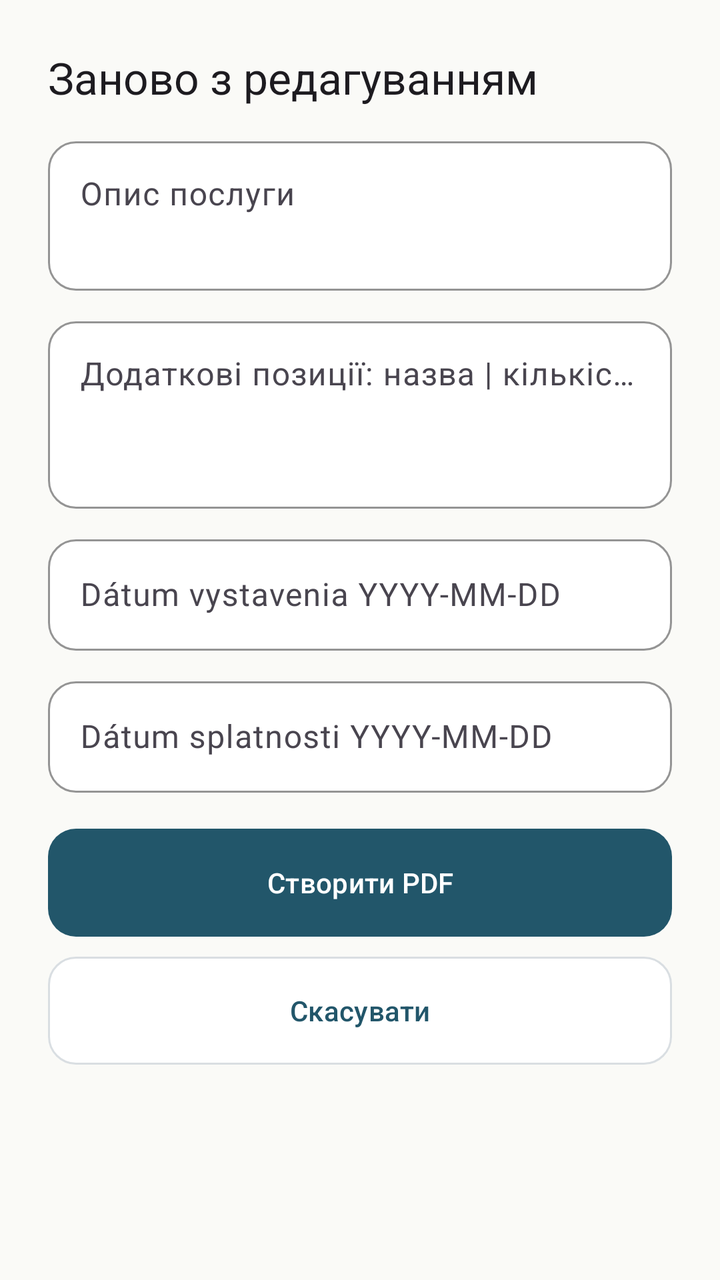
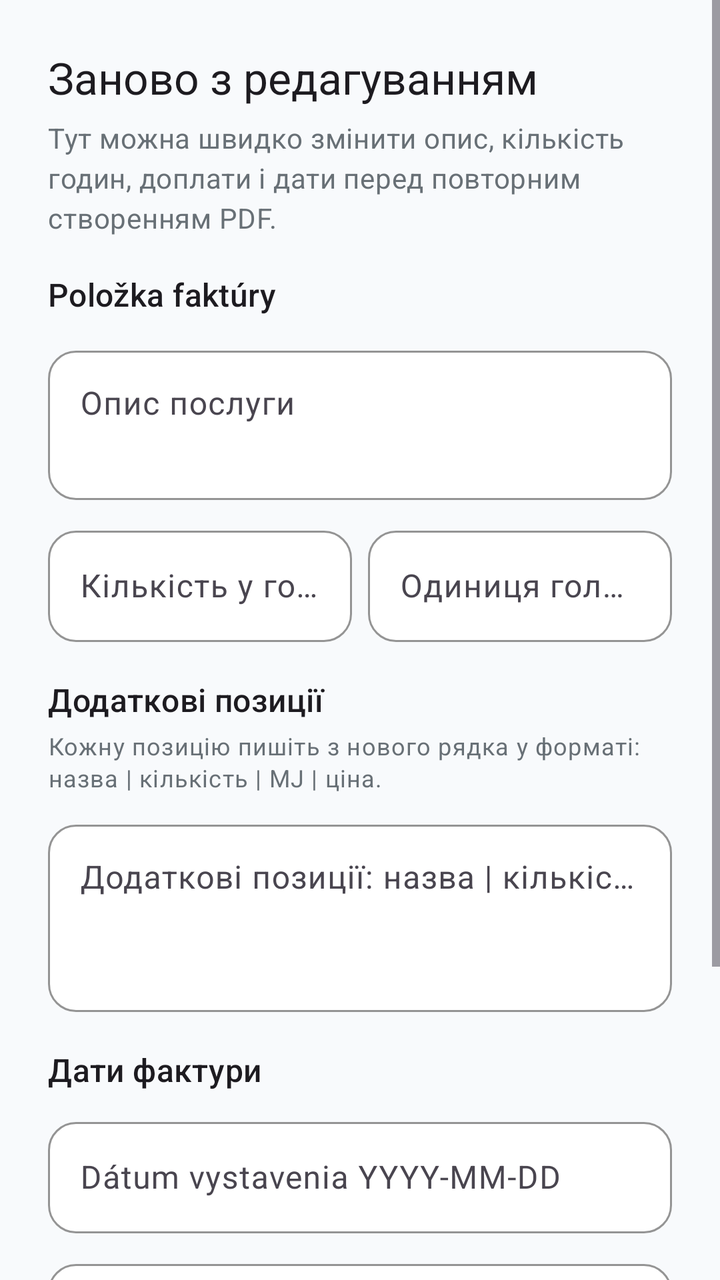

An Android layout rendered at two revisions. The XML below is the earlier revision; the diff shows what the commit changed to produce the second picture.
<!-- AndroidManifest.xml: application theme Theme.WorkTracker -->
<!-- res/layout/dialog_invoice_recreate_edit.xml -->
<?xml version="1.0" encoding="utf-8"?>
<ScrollView xmlns:android="http://schemas.android.com/apk/res/android"
    android:layout_width="match_parent"
    android:layout_height="wrap_content">

    <LinearLayout
        android:layout_width="match_parent"
        android:layout_height="wrap_content"
        android:orientation="vertical"
        android:padding="24dp">

        <TextView
            style="@style/TextAppearance.Material3.TitleLarge"
            android:layout_width="wrap_content"
            android:layout_height="wrap_content"
            android:text="@string/invoice_recreate_edit" />

        <com.google.android.material.textfield.TextInputLayout
            style="@style/Widget.WorkTracker.TextInputLayout"
            android:layout_width="match_parent"
            android:layout_height="wrap_content"
            android:layout_marginTop="12dp"
            android:hint="@string/invoice_description">

            <com.google.android.material.textfield.TextInputEditText
                android:id="@+id/editDescription"
                style="@style/Widget.WorkTracker.TextInputEditText"
                android:layout_width="match_parent"
                android:layout_height="wrap_content"
                android:gravity="top"
                android:inputType="textMultiLine|textCapSentences"
                android:minLines="2" />
        </com.google.android.material.textfield.TextInputLayout>

        <com.google.android.material.textfield.TextInputLayout
            style="@style/Widget.WorkTracker.TextInputLayout"
            android:layout_width="match_parent"
            android:layout_height="wrap_content"
            android:layout_marginTop="10dp"
            android:hint="@string/invoice_extra_items">

            <com.google.android.material.textfield.TextInputEditText
                android:id="@+id/editExtraItems"
                style="@style/Widget.WorkTracker.TextInputEditText"
                android:layout_width="match_parent"
                android:layout_height="wrap_content"
                android:gravity="top"
                android:inputType="textMultiLine|textCapSentences"
                android:minLines="3" />
        </com.google.android.material.textfield.TextInputLayout>

        <com.google.android.material.textfield.TextInputLayout
            style="@style/Widget.WorkTracker.TextInputLayout"
            android:layout_width="match_parent"
            android:layout_height="wrap_content"
            android:layout_marginTop="10dp"
            android:hint="@string/invoice_issue_date">

            <com.google.android.material.textfield.TextInputEditText
                android:id="@+id/editIssueDate"
                style="@style/Widget.WorkTracker.TextInputEditText"
                android:layout_width="match_parent"
                android:layout_height="wrap_content"
                android:inputType="date" />
        </com.google.android.material.textfield.TextInputLayout>

        <com.google.android.material.textfield.TextInputLayout
            style="@style/Widget.WorkTracker.TextInputLayout"
            android:layout_width="match_parent"
            android:layout_height="wrap_content"
            android:layout_marginTop="10dp"
            android:hint="@string/invoice_due_date">

            <com.google.android.material.textfield.TextInputEditText
                android:id="@+id/editDueDate"
                style="@style/Widget.WorkTracker.TextInputEditText"
                android:layout_width="match_parent"
                android:layout_height="wrap_content"
                android:inputType="date" />
        </com.google.android.material.textfield.TextInputLayout>

        <com.google.android.material.button.MaterialButton
            android:id="@+id/buttonCreateInvoice"
            style="@style/Widget.WorkTracker.Button"
            android:layout_width="match_parent"
            android:layout_height="wrap_content"
            android:layout_marginTop="18dp"
            android:text="@string/invoice_create_pdf" />

        <com.google.android.material.button.MaterialButton
            android:id="@+id/buttonCancelInvoice"
            style="@style/Widget.WorkTracker.Button.Outlined"
            android:layout_width="match_parent"
            android:layout_height="wrap_content"
            android:layout_marginTop="10dp"
            android:text="@string/cancel" />
    </LinearLayout>
</ScrollView>
<!-- resources referenced by this layout -->
<resources>
  <string name="cancel">Скасувати</string>
  <string name="invoice_create_pdf">Створити PDF</string>
  <string name="invoice_description">Опис послуги</string>
  <string name="invoice_due_date">Dátum splatnosti YYYY-MM-DD</string>
  <string name="invoice_extra_items">Додаткові позиції: назва | кількість | MJ | ціна</string>
  <string name="invoice_issue_date">Dátum vystavenia YYYY-MM-DD</string>
  <string name="invoice_recreate_edit">Заново з редагуванням</string>
  <style name="Widget.WorkTracker.TextInputEditText" parent="Widget.Material3.TextInputEditText.OutlinedBox">
          <item name="android:textColor">@color/field_text</item>
          <item name="android:textColorHint">@color/field_hint</item>
          <item name="android:textSize">16sp</item>
      </style>
  <color name="primary">#22566A</color>
  <color name="onPrimary">#FFFFFF</color>
  <color name="surface">#FFFFFF</color>
  <color name="job_card_stroke">#D9DEE2</color>
  <color name="field_text">#1F2428</color>
  <color name="field_hint">#687076</color>
  <color name="field_surface">#FFFFFF</color>
  <style name="ShapeAppearanceOverlay.WorkTracker.Field" parent="">
          <item name="cornerFamily">rounded</item>
          <item name="cornerSize">14dp</item>
      </style>
  <color name="primaryContainer">#E5F0F3</color>
  <color name="onPrimaryContainer">#0D2A3D</color>
  <color name="secondary">#2F6B4F</color>
  <color name="onSecondary">#FFFFFF</color>
  <color name="secondaryContainer">#E5F2EC</color>
  <color name="onSecondaryContainer">#12352E</color>
  <color name="tertiary">#B86B16</color>
  <color name="onTertiary">#FFFFFF</color>
  <color name="tertiaryContainer">#F6E5CC</color>
  <color name="onTertiaryContainer">#503106</color>
  <color name="error">#B3261E</color>
  <color name="onError">#FFFFFF</color>
  <color name="background">#FAFAF7</color>
  <color name="onBackground">#1F2428</color>
  <color name="onSurface">#1F2428</color>
  <style name="TextAppearance.WorkTracker.DialogTitle" parent="MaterialAlertDialog.Material3.Title.Text">
          <item name="android:textColor">@color/onSurface</item>
          <item name="android:textSize">20sp</item>
      </style>
  <style name="TextAppearance.WorkTracker.DialogBody" parent="TextAppearance.Material3.BodyMedium">
          <item name="android:textColor">@color/job_hint_text</item>
          <item name="android:textSize">15sp</item>
          <item name="android:lineSpacingExtra">2dp</item>
      </style>
  <style name="Widget.WorkTracker.DialogButton" parent="Widget.Material3.Button.TextButton.Dialog">
          <item name="android:textAllCaps">false</item>
          <item name="android:textColor">@color/primary</item>
          <item name="iconTint">@color/primary</item>
      </style>
  <style name="ShapeAppearance.WorkTracker.RoundedDialog" parent="">
          <item name="cornerFamily">rounded</item>
          <item name="cornerSize">18dp</item>
      </style>
  <color name="job_hint_text">#687076</color>
  <!-- unchanged entries left out for length: 5 -->
</resources>

<!-- the commit's change to res/layout/dialog_invoice_recreate_edit.xml (unified diff, before → after) -->
@@ -11,9 +11,24 @@
 
         <TextView
             style="@style/TextAppearance.Material3.TitleLarge"
-            android:layout_width="wrap_content"
+            android:layout_width="match_parent"
             android:layout_height="wrap_content"
             android:text="@string/invoice_recreate_edit" />
+
+        <TextView
+            style="@style/TextAppearance.Material3.BodyMedium"
+            android:layout_width="match_parent"
+            android:layout_height="wrap_content"
+            android:layout_marginTop="6dp"
+            android:text="@string/invoice_recreate_edit_hint"
+            android:textColor="@color/chart_axis_text" />
+
+        <TextView
+            style="@style/TextAppearance.Material3.TitleMedium"
+            android:layout_width="match_parent"
+            android:layout_height="wrap_content"
+            android:layout_marginTop="18dp"
+            android:text="@string/invoice_service_section" />
 
         <com.google.android.material.textfield.TextInputLayout
             style="@style/Widget.WorkTracker.TextInputLayout"
@@ -32,6 +47,59 @@
                 android:minLines="2" />
         </com.google.android.material.textfield.TextInputLayout>
 
+        <LinearLayout
+            android:layout_width="match_parent"
+            android:layout_height="wrap_content"
+            android:layout_marginTop="10dp"
+            android:orientation="horizontal">
+
+            <com.google.android.material.textfield.TextInputLayout
+                style="@style/Widget.WorkTracker.TextInputLayout"
+                android:layout_width="0dp"
+                android:layout_height="wrap_content"
+                android:layout_weight="1"
+                android:hint="@string/invoice_service_quantity">
+
+                <com.google.android.material.textfield.TextInputEditText
+                    android:id="@+id/editServiceQuantity"
+                    style="@style/Widget.WorkTracker.TextInputEditText"
+                    android:layout_width="match_parent"
+                    android:layout_height="wrap_content"
+                    android:inputType="numberDecimal" />
+            </com.google.android.material.textfield.TextInputLayout>
+
+            <com.google.android.material.textfield.TextInputLayout
+                style="@style/Widget.WorkTracker.TextInputLayout"
+                android:layout_width="0dp"
+                android:layout_height="wrap_content"
+                android:layout_marginStart="8dp"
+                android:layout_weight="1"
+                android:hint="@string/invoice_service_unit">
+
+                <com.google.android.material.textfield.TextInputEditText
+                    android:id="@+id/editServiceUnit"
+                    style="@style/Widget.WorkTracker.TextInputEditText"
+                    android:layout_width="match_parent"
+                    android:layout_height="wrap_content"
+                    android:inputType="text" />
+            </com.google.android.material.textfield.TextInputLayout>
+        </LinearLayout>
+
+        <TextView
+            style="@style/TextAppearance.Material3.TitleMedium"
+            android:layout_width="match_parent"
+            android:layout_height="wrap_content"
+            android:layout_marginTop="18dp"
+            android:text="@string/invoice_extra_items_section" />
+
+        <TextView
+            style="@style/TextAppearance.Material3.BodySmall"
+            android:layout_width="match_parent"
+            android:layout_height="wrap_content"
+            android:layout_marginTop="4dp"
+            android:text="@string/invoice_extra_items_hint"
+            android:textColor="@color/chart_axis_text" />
+
         <com.google.android.material.textfield.TextInputLayout
             style="@style/Widget.WorkTracker.TextInputLayout"
             android:layout_width="match_parent"
@@ -48,6 +116,13 @@
                 android:inputType="textMultiLine|textCapSentences"
                 android:minLines="3" />
         </com.google.android.material.textfield.TextInputLayout>
+
+        <TextView
+            style="@style/TextAppearance.Material3.TitleMedium"
+            android:layout_width="match_parent"
+            android:layout_height="wrap_content"
+            android:layout_marginTop="18dp"
+            android:text="@string/invoice_dates_section" />
 
         <com.google.android.material.textfield.TextInputLayout
             style="@style/Widget.WorkTracker.TextInputLayout"
<!-- resource entries referenced after the edit -->
@@ -1,18 +1,26 @@
 <!-- resources referenced by this layout -->
 <resources>
+  <color name="chart_axis_text">#687076</color>
   <string name="cancel">Скасувати</string>
   <string name="invoice_create_pdf">Створити PDF</string>
+  <string name="invoice_dates_section">Дати фактури</string>
   <string name="invoice_description">Опис послуги</string>
   <string name="invoice_due_date">Dátum splatnosti YYYY-MM-DD</string>
   <string name="invoice_extra_items">Додаткові позиції: назва | кількість | MJ | ціна</string>
+  <string name="invoice_extra_items_hint">Кожну позицію пишіть з нового рядка у форматі: назва | кількість | MJ | ціна.</string>
+  <string name="invoice_extra_items_section">Додаткові позиції</string>
   <string name="invoice_issue_date">Dátum vystavenia YYYY-MM-DD</string>
   <string name="invoice_recreate_edit">Заново з редагуванням</string>
+  <string name="invoice_recreate_edit_hint">Тут можна швидко змінити опис, кількість годин, доплати і дати перед повторним створенням PDF.</string>
+  <string name="invoice_service_quantity">Кількість у головній позиції</string>
+  <string name="invoice_service_section">Položka faktúry</string>
+  <string name="invoice_service_unit">Одиниця головної позиції</string>
   <style name="Widget.WorkTracker.TextInputEditText" parent="Widget.Material3.TextInputEditText.OutlinedBox">
           <item name="android:textColor">@color/field_text</item>
           <item name="android:textColorHint">@color/field_hint</item>
           <item name="android:textSize">16sp</item>
       </style>
-  <color name="primary">#22566A</color>
+  <color name="primary">#0F766E</color>
   <color name="onPrimary">#FFFFFF</color>
   <color name="surface">#FFFFFF</color>
   <color name="job_card_stroke">#D9DEE2</color>
@@ -35,9 +43,9 @@
   <color name="onTertiaryContainer">#503106</color>
   <color name="error">#B3261E</color>
   <color name="onError">#FFFFFF</color>
-  <color name="background">#FAFAF7</color>
-  <color name="onBackground">#1F2428</color>
-  <color name="onSurface">#1F2428</color>
+  <color name="background">#F8FAFC</color>
+  <color name="onBackground">#111827</color>
+  <color name="onSurface">#111827</color>
   <style name="TextAppearance.WorkTracker.DialogTitle" parent="MaterialAlertDialog.Material3.Title.Text">
           <item name="android:textColor">@color/onSurface</item>
           <item name="android:textSize">20sp</item>
